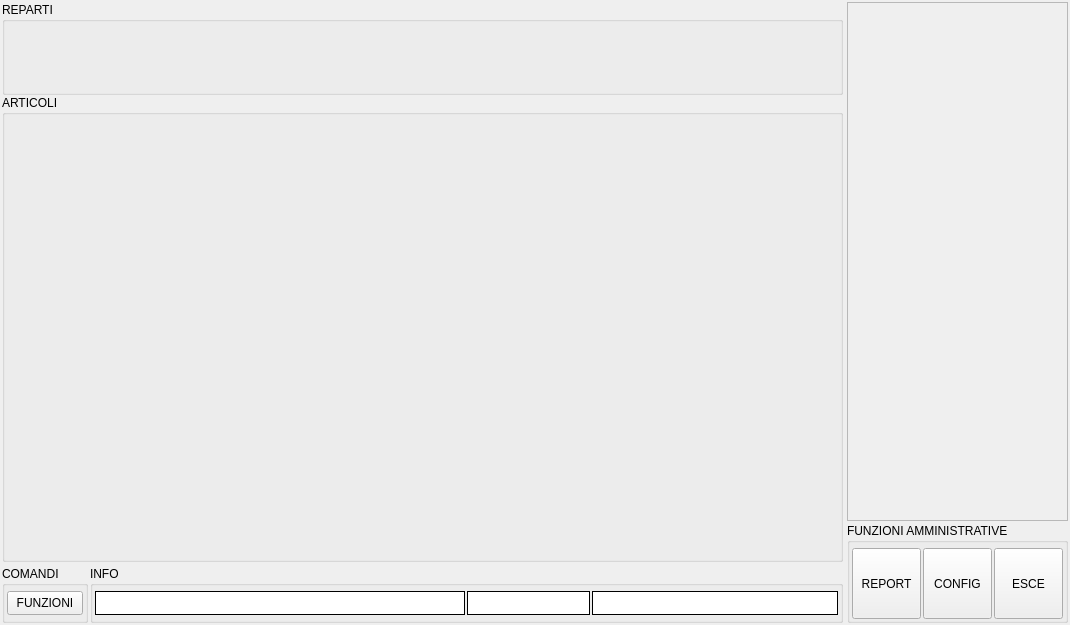
This is src/mainwindow.ui in mtonin/gestcassa as Qt 5 draws it before an edit. The edited form follows.
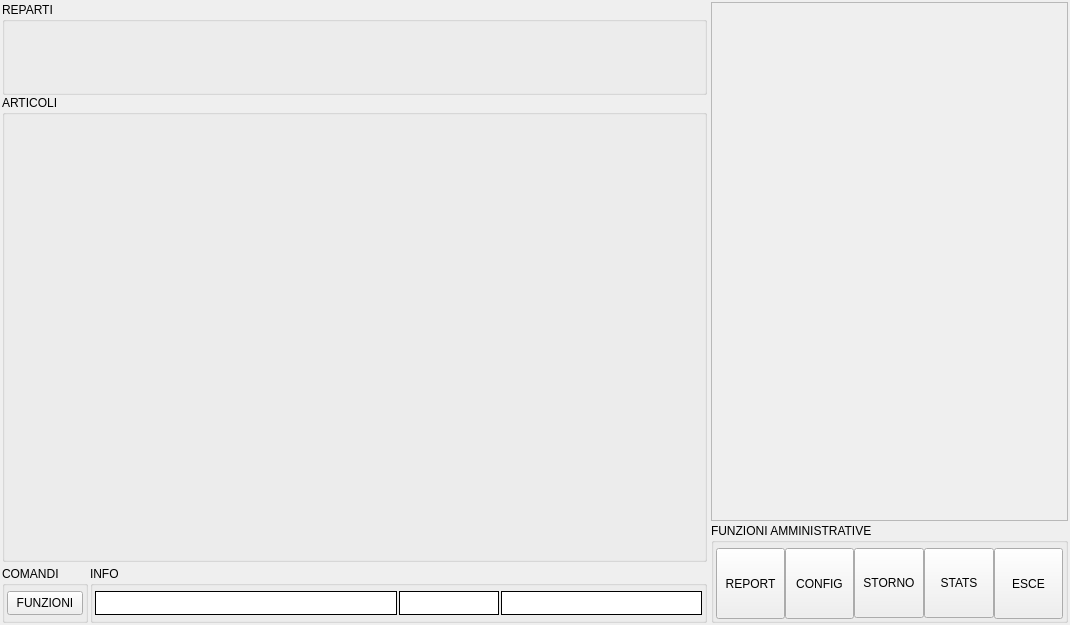
This is the edited form. Icons and pictures are not drawn.

Commit message: - spostati pulsanti storno e stats in modalità gestione

Patch:
```diff
--- a/src/mainwindow.ui
+++ b/src/mainwindow.ui
@@ -155,9 +155,12 @@
         <property name="title">
          <string>FUNZIONI AMMINISTRATIVE</string>
         </property>
-        <layout class="QHBoxLayout" name="horizontalLayout_5" stretch="1,0,0,0,1">
+        <property name="flat">
+         <bool>false</bool>
+        </property>
+        <layout class="QHBoxLayout" name="horizontalLayout_5">
          <property name="spacing">
-          <number>2</number>
+          <number>0</number>
          </property>
          <property name="leftMargin">
           <number>2</number>
@@ -269,6 +272,88 @@
            </property>
           </widget>
          </item>
+         <item>
+          <widget class="QToolButton" name="stornoBtn">
+           <property name="sizePolicy">
+            <sizepolicy hsizetype="MinimumExpanding" vsizetype="Expanding">
+             <horstretch>0</horstretch>
+             <verstretch>0</verstretch>
+            </sizepolicy>
+           </property>
+           <property name="minimumSize">
+            <size>
+             <width>70</width>
+             <height>70</height>
+            </size>
+           </property>
+           <property name="maximumSize">
+            <size>
+             <width>100</width>
+             <height>70</height>
+            </size>
+           </property>
+           <property name="text">
+            <string>STORNO</string>
+           </property>
+           <property name="icon">
+            <iconset resource="risorse.qrc">
+             <normaloff>:/GestCassa/cancella</normaloff>:/GestCassa/cancella</iconset>
+           </property>
+           <property name="iconSize">
+            <size>
+             <width>48</width>
+             <height>48</height>
+            </size>
+           </property>
+           <property name="autoExclusive">
+            <bool>false</bool>
+           </property>
+           <property name="toolButtonStyle">
+            <enum>Qt::ToolButtonTextUnderIcon</enum>
+           </property>
+          </widget>
+         </item>
+         <item>
+          <widget class="QToolButton" name="statsBtn">
+           <property name="sizePolicy">
+            <sizepolicy hsizetype="MinimumExpanding" vsizetype="Expanding">
+             <horstretch>0</horstretch>
+             <verstretch>0</verstretch>
+            </sizepolicy>
+           </property>
+           <property name="minimumSize">
+            <size>
+             <width>70</width>
+             <height>70</height>
+            </size>
+           </property>
+           <property name="maximumSize">
+            <size>
+             <width>100</width>
+             <height>70</height>
+            </size>
+           </property>
+           <property name="text">
+            <string>STATS</string>
+           </property>
+           <property name="icon">
+            <iconset resource="risorse.qrc">
+             <normaloff>:/GestCassa/stats</normaloff>:/GestCassa/stats</iconset>
+           </property>
+           <property name="iconSize">
+            <size>
+             <width>48</width>
+             <height>48</height>
+            </size>
+           </property>
+           <property name="autoExclusive">
+            <bool>false</bool>
+           </property>
+           <property name="toolButtonStyle">
+            <enum>Qt::ToolButtonTextUnderIcon</enum>
+           </property>
+          </widget>
+         </item>
          <item>
           <widget class="QToolButton" name="closeBtn">
            <property name="sizePolicy">
```
Left out of the diff: 428 changed lines with no effect on the pictures. The commit also changes 4 other files.
